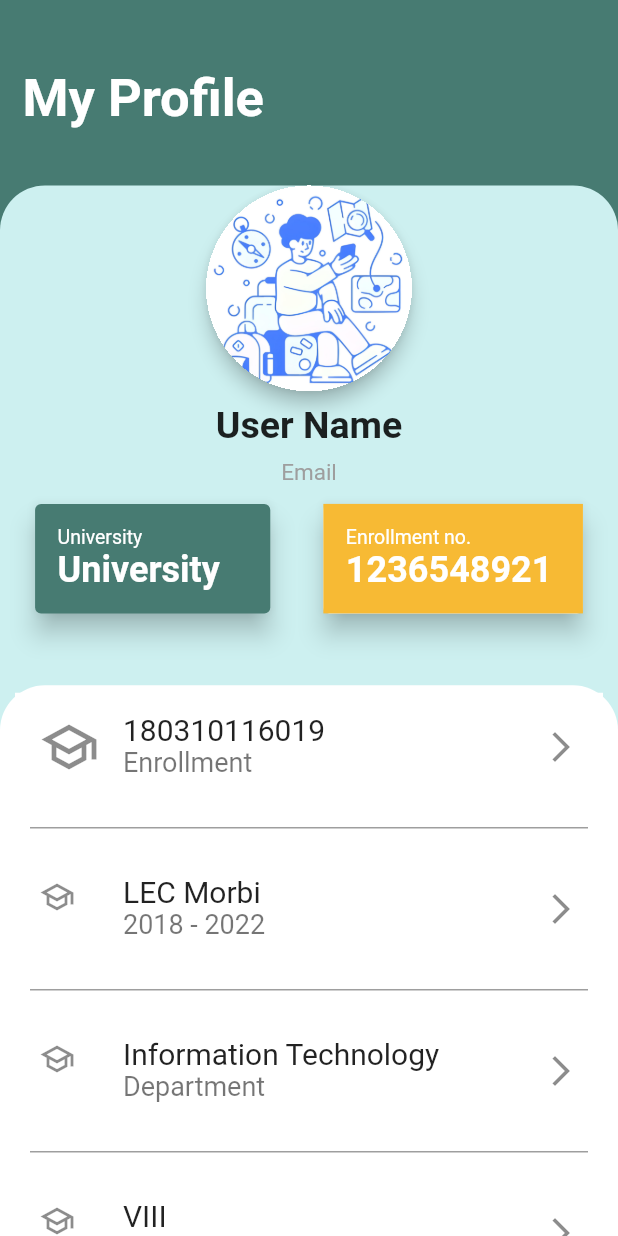
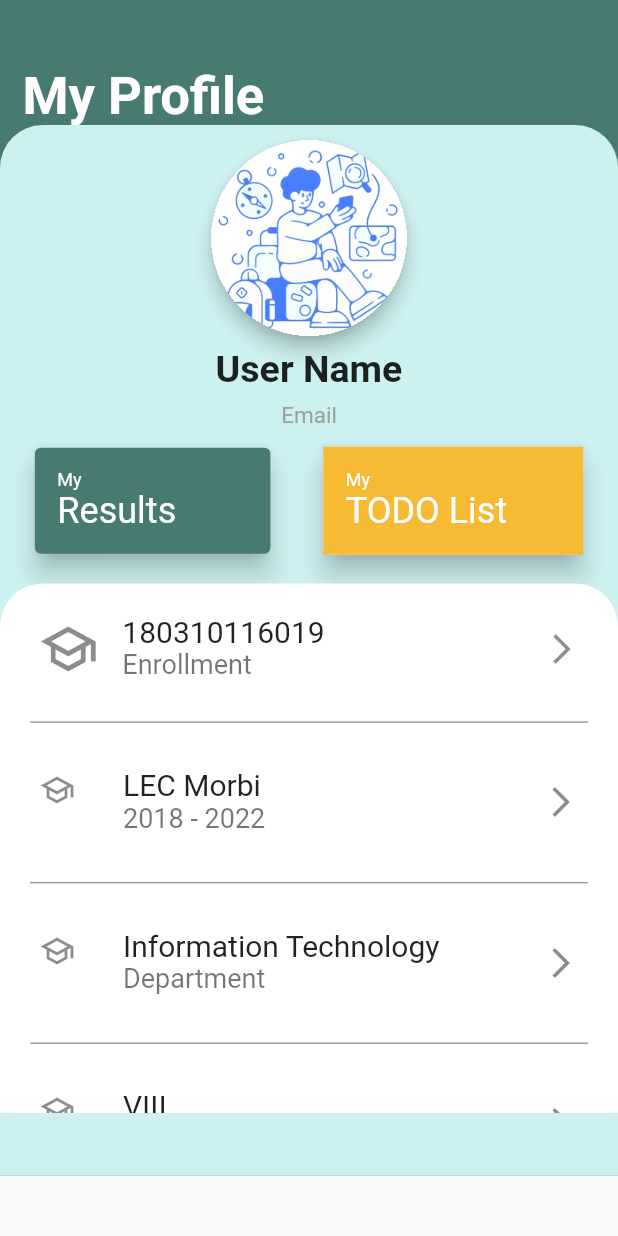
Before and after one commit to FineCoders001/uni_campus, a Flutter app: the ProfileScreen screen opened directly, on a phone screen of 412 x 824 dp. Run offline on Flutter 3.47's test engine with Material 2 defaults, Android fonts, the phone set to English and light mode, and no system bars; our stand-ins replace cloud_firestore, firebase_auth, firebase_core, flutter_screenutil, fluttertoast, google_fonts and 1 more; missing offline and left inert: flutterfire_ui; accounts and stored records are empty; Roboto replaces fonts that are missing (Ubuntu).

Commit message:
16 feb 11:01

```diff
--- a/lib/Profile/Screens/profile_screen.dart
+++ b/lib/Profile/Screens/profile_screen.dart
@@ -1,4 +1,5 @@
 import 'package:flutter/material.dart';
+import 'package:flutter_screenutil/flutter_screenutil.dart';
 import 'package:google_fonts/google_fonts.dart';
 
 class ProfileScreen extends StatefulWidget {
@@ -9,21 +10,26 @@ class ProfileScreen extends StatefulWidget {
 }
 
 class _ProfileScreenState extends State<ProfileScreen> {
+
+
   @override
   Widget build(BuildContext context) {
+
+    print("Screen heigth is ${MediaQuery.of(context).size.height}");
+    print("Screen heigth is ${MediaQuery.of(context).size.width}");
     return Scaffold(
       body: Stack(
         children: [
           Container(
             color: const Color.fromARGB(255, 71, 123, 114),
-            height: MediaQuery.of(context).size.height,
-            width: MediaQuery.of(context).size.width,
+            height: MediaQuery.of(context).size.height.h,
+            width: MediaQuery.of(context).size.width.w,
             child: Padding(
-              padding: const EdgeInsets.symmetric(vertical: 45, horizontal: 15),
+              padding:  EdgeInsets.symmetric(vertical: 45.h, horizontal: 15.w),
               child: Text(
                 "My Profile",
                 style: GoogleFonts.ubuntu(
-                    fontSize: 35,
+                    fontSize: 35.sp,
                     fontWeight: FontWeight.bold,
                     color: Colors.white),
               ),
@@ -31,38 +37,42 @@ class _ProfileScreenState extends State<ProfileScreen> {
           ),
           Positioned(
             child: Container(
-                decoration: const BoxDecoration(
+
+                decoration:   BoxDecoration(
                     color: Color.fromARGB(255, 205, 240, 240),
                     borderRadius: BorderRadius.only(
-                        topLeft: Radius.circular(30),
-                        topRight: Radius.circular(30))),
+                        topLeft: Radius.circular(30.r),
+                        topRight: Radius.circular(30.r))),
                 child: ListView(
                   children: [
                     Column(
                       mainAxisAlignment: MainAxisAlignment.center,
                       children: [
-                        Material(
+                        Padding(
+                          padding: const EdgeInsets.only(top: 10.0),
+                          child: Material(
                             elevation: 5.0,
                             shape: const CircleBorder(),
                             clipBehavior: Clip.hardEdge,
                             color: Colors.transparent,
                             child: Image.asset(
                               "assets/images/Login.png",
-                            height: MediaQuery.of(context).size.height / 6,
+                              height: MediaQuery.of(context).size.height.h / 6,
+                            ),
                           ),
                         ),
                         Padding(
-                          padding: const EdgeInsets.all(8.0),
+                          padding:  EdgeInsets.symmetric(vertical:8.0.h,horizontal: 8.w),
                           child: Text(
                             "User Name",
                             style: GoogleFonts.ubuntu(
-                                fontSize: 25, fontWeight: FontWeight.bold),
+                                fontSize: 25.sp, fontWeight: FontWeight.bold),
                           ),
                         ),
                         Text(
                           "Email",
                           style: GoogleFonts.ubuntu(
-                              fontSize: 15, color: Colors.grey),
+                              fontSize: 15.sp, color: Colors.grey),
                         ),
                       ],
                     ),
@@ -70,29 +80,29 @@ class _ProfileScreenState extends State<ProfileScreen> {
                     Row(
                       children: [
                         Padding(
-                          padding: const EdgeInsets.all(8.0),
+                          padding:  EdgeInsets.symmetric(vertical:8.0.h,horizontal: 8.w),
                           child: SizedBox(
-                            width: MediaQuery.of(context).size.width * 0.40,
+                            width: MediaQuery.of(context).size.width.w * 0.40,
                             child: Card(
                               elevation: 7,
                               color: const Color.fromARGB(255, 71, 123, 114),
                               child: Padding(
-                                padding: const EdgeInsets.all(15.0),
+                                padding:  EdgeInsets.symmetric(vertical:15.0.h,horizontal: 15.w),
                                 child: Column(
                                   crossAxisAlignment: CrossAxisAlignment.start,
                                   children: [
                                     Text(
-                                      "University",
+                                      "My",
                                       style: GoogleFonts.ubuntu(
-                                          fontSize: 13, color: Colors.white),
+                                          fontSize: 12, color: Colors.white),
                                     ),
+
                                     Text(
-                                      "University",
+                                      "Results",
                                       style: GoogleFonts.ubuntu(
-                                          fontSize: 24,
-                                          fontWeight: FontWeight.bold,
-                                          color: Colors.white),
-                                    )
+                                          fontSize: 24.sp, color: Colors.white),
+                                    ),
+
                                   ],
                                 ),
                               ),
@@ -100,7 +110,7 @@ class _ProfileScreenState extends State<ProfileScreen> {
                           ),
                         ),
                         Padding(
-                          padding: const EdgeInsets.all(8.0),
+                          padding:  EdgeInsets.symmetric(vertical:8.0.h,horizontal:8.w),
                           child: Card(
                             elevation: 7,
                             child: Container(
@@ -114,137 +124,130 @@ class _ProfileScreenState extends State<ProfileScreen> {
                                   crossAxisAlignment: CrossAxisAlignment.start,
                                   children: [
                                     Text(
-                                      "Enrollment no.",
+                                      "My",
                                       style: GoogleFonts.ubuntu(
-                                          fontSize: 13, color: Colors.white),
+                                          fontSize: 12, color: Colors.white),
                                     ),
                                     Text(
-                                      "1236548921",
+                                      "TODO List",
                                       style: GoogleFonts.ubuntu(
-                                          fontSize: 24,
-                                          fontWeight: FontWeight.bold,
-                                          color: Colors.white),
-                                    )
+                                          fontSize: 24, color: Colors.white),
+                                    ),
+
                                   ],
                                 ),
                               ),
-                              width: MediaQuery.of(context).size.width * 0.42,
+                              width: MediaQuery.of(context).size.width.w * 0.42,
                             ),
                           ),
                         ),
                       ],
                       mainAxisAlignment: MainAxisAlignment.spaceEvenly,
-                    )
-                  ],
                     ),
-                height: MediaQuery.of(context).size.height * 0.85),
-            bottom: 0,
-            left: 0,
-            right: 0,
-          ),
-          Positioned(
-            child: Container(
-              decoration: const BoxDecoration(
+                    Container(
+                      margin:EdgeInsets.only(top: 8.h) ,
+                      padding: EdgeInsets.only(top: 8.h),
+                      decoration:  BoxDecoration(
                           color: Colors.white,
                           borderRadius: BorderRadius.only(
-                      topLeft: Radius.circular(30),
-                      topRight: Radius.circular(30))),
-              height: MediaQuery.of(context).size.height * 0.4456,
+                              topLeft: Radius.circular(30.r),
+                              topRight: Radius.circular(30.r))),
+                      height: MediaQuery.of(context).size.height.h * 0.45,
                       child: ListView(
                         children: [
                           Padding(
-                    padding: const EdgeInsets.symmetric(
-                        horizontal: 10.0, vertical: 5),
+                            padding:  EdgeInsets.symmetric(
+                                horizontal: 10.0.h),
                             child: Container(
                               color: Colors.white,
-                      child: const ListTile(
+                              child:  ListTile(
                                 leading: Icon(
                                   Icons.school_outlined,
-                          size: 40,
+                                  size: 40.sp,
                                 ),
                                 subtitle: Text(
                                   "Enrollment",
-                          style: TextStyle(fontSize: 18),
+                                  style: TextStyle(fontSize: 18.sp),
                                 ),
                                 title: Text(
                                   "180310116019",
-                          style: TextStyle(fontSize: 20),
+                                  style: TextStyle(fontSize: 20.sp),
                                 ),
                                 trailing: Icon(Icons.arrow_forward_ios),
                               ),
                             ),
                           ),
-                  const Padding(
+                           Padding(
                             padding: EdgeInsets.symmetric(
-                        horizontal: 20.0, vertical: 5),
+                                horizontal: 20.0.w, vertical: 5.h),
                             child: Divider(
                               thickness: 1,
                               color: Colors.grey,
                             ),
                           ),
                           Padding(
-                    padding: const EdgeInsets.symmetric(
-                        horizontal: 10.0, vertical: 5),
+                            padding:  EdgeInsets.symmetric(
+                                horizontal: 10.0.w, vertical: 5.h),
                             child: Container(
                               color: Colors.white,
-                      child: const ListTile(
+                              child:  ListTile(
                                 leading: Icon(Icons.school_outlined),
                                 subtitle:
-                            Text("2018 - 2022", style: TextStyle(fontSize: 18)),
+                                Text("2018 - 2022", style: TextStyle(fontSize: 18.sp)),
                                 title:
-                            Text("LEC Morbi", style: TextStyle(fontSize: 20)),
+                                Text("LEC Morbi", style: TextStyle(fontSize: 20.sp)),
                                 trailing: Icon(Icons.arrow_forward_ios),
                               ),
                             ),
                           ),
-                  const Padding(
+                           Padding(
                             padding: EdgeInsets.symmetric(
-                        horizontal: 20.0, vertical: 5),
+                                horizontal: 20.0.w, vertical: 5.h),
                             child: Divider(
                               thickness: 1,
                               color: Colors.grey,
                             ),
                           ),
                           Padding(
-                    padding: const EdgeInsets.symmetric(
-                        horizontal: 10.0, vertical: 5),
+                            padding:  EdgeInsets.symmetric(
+                                horizontal: 10.0.w, vertical: 5.h),
                             child: Container(
                               color: Colors.white,
-                      child: const ListTile(
+                              child:  ListTile(
                                 leading: Icon(Icons.school_outlined),
                                 subtitle:
-                            Text("Department", style: TextStyle(fontSize: 18)),
+                                Text("Department", style: TextStyle(fontSize: 18.sp)),
                                 title: Text("Information Technology",
-                            style: TextStyle(fontSize: 20)),
+                                    style: TextStyle(fontSize: 20.sp)),
                                 trailing: Icon(Icons.arrow_forward_ios),
                               ),
                             ),
                           ),
-                  const Padding(
+                           Padding(
                             padding: EdgeInsets.symmetric(
-                        horizontal: 20.0, vertical: 5),
+                                horizontal: 20.0.w, vertical: 5.h),
                             child: Divider(
                               thickness: 1,
                               color: Colors.grey,
                             ),
                           ),
                           Padding(
-                    padding: const EdgeInsets.symmetric(
-                        horizontal: 10.0, vertical: 5),
+                            padding: EdgeInsets.symmetric(
+                                horizontal: 10.0.w, vertical: 5.h),
                             child: Container(
                               color: Colors.white,
-                      child: const ListTile(
+                              child:  ListTile(
                                 leading: Icon(Icons.school_outlined),
                                 subtitle:
-                            Text("Semester", style: TextStyle(fontSize: 18)),
-                        title: Text("VIII", style: TextStyle(fontSize: 20)),
+                                Text("Semester", style: TextStyle(fontSize: 18.sp)),
+                                title: Text("VIII", style: TextStyle(fontSize: 20.sp)),
                                 trailing: Icon(Icons.arrow_forward_ios),
                               ),
                             ),
                           ),
-                  const Padding(
+                           Padding(
                             padding: EdgeInsets.symmetric(
-                        horizontal: 20.0, vertical: 5),
+                                horizontal: 20.0.w, vertical: 5.h),
                             child: Divider(
                               thickness: 1,
                               color: Colors.grey,
@@ -253,10 +256,20 @@ class _ProfileScreenState extends State<ProfileScreen> {
                         ],
                       ),
                     ),
+                  ],
+                ),
+                height: MediaQuery.of(context).size.height * 0.85),
+
             bottom: 0,
             left: 0,
             right: 0,
-          )
+          ),
+          // Positioned(
+          //   child:
+          //   bottom: 0,
+          //   left: 0,
+          //   right: 0,
+          // )
         ],
       ),
     );
--- a/pubspec.yaml
+++ b/pubspec.yaml
@@ -37,6 +37,7 @@ dependencies:
   flutterfire_ui: ^0.3.4
   email_validator: ^2.0.1
   fluttertoast: ^8.0.8
+  flutter_screenutil: ^5.2.0
 
 
   # The following adds the Cupertino Icons font to your application.
```
Also changed, not shown: lib/EventManagement/Screens/home_screen.dart (+71 -25 lines), lib/main.dart (+8 -1 lines), pubspec.lock. Lines whose indentation alone changed are shown as unchanged.
